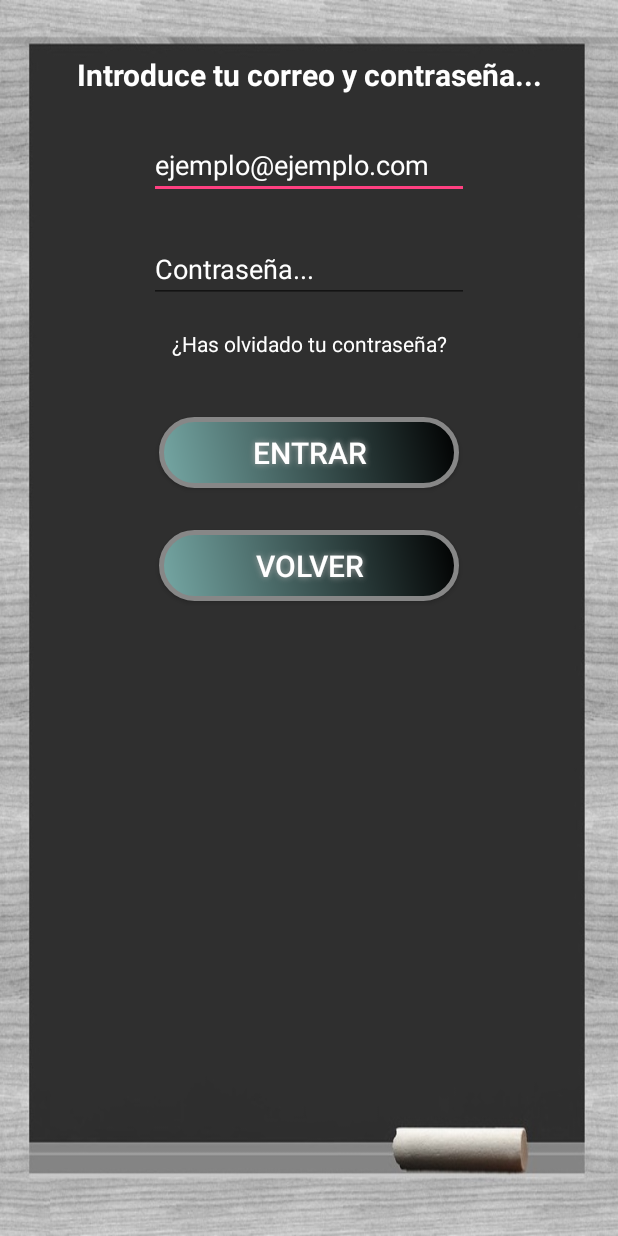
After one commit to diego-anderica/TFG-Diego-Anderica, an Android app: the EmailLoginActivity screen opened directly, with no data from a screen before it, on a phone screen of 412 x 824 dp. The commit adds this screen. Run offline under Robolectric (Android 15) with nearby library versions, the phone set to English and light mode, and no system bars; our stand-ins replace Firebase (no records; nobody signed in at launch, a user with empty details on screens opened directly).

Commit message:
Identificación mediante correo y contraseña
También se ha implementado la posibilidad de enviar un correo para cambiar la contraseña en caso de olvido.

```diff
--- a/Aplicación Android/ColegiApp/app/build.gradle
+++ b/Aplicación Android/ColegiApp/app/build.gradle
@@ -34,4 +34,5 @@ dependencies {
 
 
 
+
 apply plugin: 'com.google.gms.google-services'
--- a/Aplicación Android/ColegiApp/app/src/main/AndroidManifest.xml
+++ b/Aplicación Android/ColegiApp/app/src/main/AndroidManifest.xml
@@ -27,6 +27,9 @@
             android:name=".PhoneLoginActivity"
             android:theme="@style/AppTheme.NoActionBar">
         </activity>
+        <activity android:name=".EmailLoginActivity"
+            android:theme="@style/AppTheme.NoActionBar">
+        </activity>
     </application>
 
 </manifest>
--- /dev/null
+++ b/Aplicación Android/ColegiApp/app/src/main/res/layout/activity_email_login.xml
@@ -0,0 +1,111 @@
+<?xml version="1.0" encoding="utf-8"?>
+<android.support.constraint.ConstraintLayout xmlns:android="http://schemas.android.com/apk/res/android"
+    xmlns:app="http://schemas.android.com/apk/res-auto"
+    xmlns:tools="http://schemas.android.com/tools"
+    android:layout_width="match_parent"
+    android:layout_height="match_parent"
+    android:background="@drawable/blackboard"
+    tools:context="es.uclm.esi.tfg.colegiapp.EmailLoginActivity">
+
+    <TextView
+        android:id="@+id/lblIntroduirCorreoYContrasena"
+        android:layout_width="wrap_content"
+        android:layout_height="wrap_content"
+        android:layout_marginEnd="50dp"
+        android:layout_marginStart="50dp"
+        android:layout_marginTop="36dp"
+        android:text="@string/lblEmailLogin"
+        android:textAlignment="center"
+        android:textColor="@android:color/white"
+        android:textSize="20sp"
+        android:textStyle="bold"
+        app:layout_constraintEnd_toEndOf="parent"
+        app:layout_constraintStart_toStartOf="parent"
+        app:layout_constraintTop_toTopOf="parent" />
+
+    <EditText
+        android:id="@+id/txtCorreo"
+        android:layout_width="wrap_content"
+        android:layout_height="wrap_content"
+        android:layout_marginEnd="80dp"
+        android:layout_marginStart="80dp"
+        android:layout_marginTop="24dp"
+        android:ems="10"
+        android:hint="@string/txtCorreo"
+        android:inputType="textEmailAddress"
+        android:textColor="@android:color/white"
+        android:textColorHint="@android:color/white"
+        app:layout_constraintEnd_toEndOf="parent"
+        app:layout_constraintStart_toStartOf="parent"
+        app:layout_constraintTop_toBottomOf="@+id/lblIntroduirCorreoYContrasena" />
+
+    <EditText
+        android:id="@+id/txtContrasena"
+        android:layout_width="wrap_content"
+        android:layout_height="wrap_content"
+        android:layout_marginEnd="80dp"
+        android:layout_marginStart="80dp"
+        android:layout_marginTop="24dp"
+        android:ems="10"
+        android:hint="@string/txtContrasena"
+        android:inputType="textPassword"
+        android:textColor="@android:color/white"
+        android:textColorHint="@android:color/white"
+        app:layout_constraintEnd_toEndOf="parent"
+        app:layout_constraintStart_toStartOf="parent"
+        app:layout_constraintTop_toBottomOf="@+id/txtCorreo" />
+
+    <Button
+        android:id="@+id/btnVolver"
+        android:layout_width="200dp"
+        android:layout_height="47dp"
+        android:layout_marginEnd="162dp"
+        android:layout_marginStart="162dp"
+        android:layout_marginTop="28dp"
+        android:background="@drawable/btnentrarshape"
+        android:shadowColor="#A8A8A8"
+        android:shadowDx="0"
+        android:shadowDy="0"
+        android:shadowRadius="5"
+        android:text="@string/btnVolver"
+        android:textColor="#FFFFFF"
+        android:textSize="20sp"
+        android:visibility="visible"
+        app:layout_constraintEnd_toEndOf="parent"
+        app:layout_constraintStart_toStartOf="parent"
+        app:layout_constraintTop_toBottomOf="@+id/btnEntrar" />
+
+    <Button
+        android:id="@+id/btnEntrar"
+        android:layout_width="200dp"
+        android:layout_height="47dp"
+        android:layout_marginEnd="162dp"
+        android:layout_marginStart="162dp"
+        android:layout_marginTop="39dp"
+        android:background="@drawable/btnentrarshape"
+        android:shadowColor="#A8A8A8"
+        android:shadowDx="0"
+        android:shadowDy="0"
+        android:shadowRadius="5"
+        android:text="@string/btnEntrar"
+        android:textColor="#FFFFFF"
+        android:textSize="20sp"
+        app:layout_constraintEnd_toEndOf="parent"
+        app:layout_constraintHorizontal_bias="0.504"
+        app:layout_constraintStart_toStartOf="parent"
+        app:layout_constraintTop_toBottomOf="@+id/lblOlvidoContrasena" />
+
+    <TextView
+        android:id="@+id/lblOlvidoContrasena"
+        android:layout_width="wrap_content"
+        android:layout_height="wrap_content"
+        android:layout_marginEnd="112dp"
+        android:layout_marginStart="112dp"
+        android:layout_marginTop="17dp"
+        android:text="@string/lblOlvidoContrasena"
+        android:textAlignment="center"
+        android:textColor="@android:color/white"
+        app:layout_constraintEnd_toEndOf="parent"
+        app:layout_constraintStart_toStartOf="parent"
+        app:layout_constraintTop_toBottomOf="@+id/txtContrasena" />
+</android.support.constraint.ConstraintLayout>
--- a/Aplicación Android/ColegiApp/app/src/main/res/layout/activity_login.xml
+++ b/Aplicación Android/ColegiApp/app/src/main/res/layout/activity_login.xml
@@ -10,7 +10,7 @@
 
     <TextView
         android:id="@+id/lblBienvenida"
-        android:layout_width="wrap_content"
+        android:layout_width="0dp"
         android:layout_height="wrap_content"
         android:layout_marginEnd="20dp"
         android:layout_marginStart="20dp"
@@ -26,7 +26,7 @@
 
     <TextView
         android:id="@+id/lblEntrada"
-        android:layout_width="wrap_content"
+        android:layout_width="0dp"
         android:layout_height="wrap_content"
         android:layout_marginEnd="20dp"
         android:layout_marginStart="20dp"
--- a/Aplicación Android/ColegiApp/app/src/main/res/layout/activity_phone_login.xml
+++ b/Aplicación Android/ColegiApp/app/src/main/res/layout/activity_phone_login.xml
@@ -93,7 +93,7 @@
 
     <TextView
         android:id="@+id/lblIntroducirCodigo"
-        android:layout_width="wrap_content"
+        android:layout_width="0dp"
         android:layout_height="wrap_content"
         android:layout_marginEnd="20dp"
         android:layout_marginStart="20dp"
--- a/Aplicación Android/ColegiApp/app/src/main/res/values/strings.xml
+++ b/Aplicación Android/ColegiApp/app/src/main/res/values/strings.xml
@@ -30,7 +30,22 @@
     <!--PhoneActivityLogin-->
 
     <string name="lblLoginAlternativo">...o mediante correo electrónico y contraseña...</string>
+
+    <!--EmailActivityLogin-->
+    <string name="lblEmailLogin">Introduce tu correo y contraseña...</string>
     <string name="txtCorreo">ejemplo@ejemplo.com</string>
     <string name="txtContrasena">Contraseña...</string>
+    <string name="btnEntrar">Entrar</string>
+    <string name="msgIntroduceCorreo">Introduce una dirección de correo válida</string>
+    <string name="msgIntroduceContrasena">Introduce una contraseña válida</string>
+    <string name="msgContrasenaDebil">La contraseña debe contener al menos 6 caracteres</string>
+    <string name="lblOlvidoContrasena">¿Has olvidado tu contraseña?</string>
+    <string name="btnEnviarCorreo">Enviar correo</string>
+    <string name="lblIntroducirCorreo">Introduce tu correo...</string>
+    <string name="btnVolver">Volver</string>
+    <string name="msgConfirmarCorreo">¿La dirección de correo es</string>
+    <string name="msgCorreoEnviado">Se ha enviado un correo de recuperación a</string>
+    <string name="msgErrorEnvioCorreo">Se ha producido un error al enviar el correo</string>
+    <!--EmailActivityLogin-->
 
 </resources>
```
Also changed, not shown: Aplicación Android/ColegiApp/app/src/main/java/es/uclm/esi/tfg/colegiapp/EmailLoginActivity.java (added, +278 -0 lines), Aplicación Android/ColegiApp/app/src/main/java/es/uclm/esi/tfg/colegiapp/LoginActivity.java (+19 -1 lines), Aplicación Android/ColegiApp/app/src/main/java/es/uclm/esi/tfg/colegiapp/PhoneLoginActivity.java (+15 -14 lines), 54 other files.
